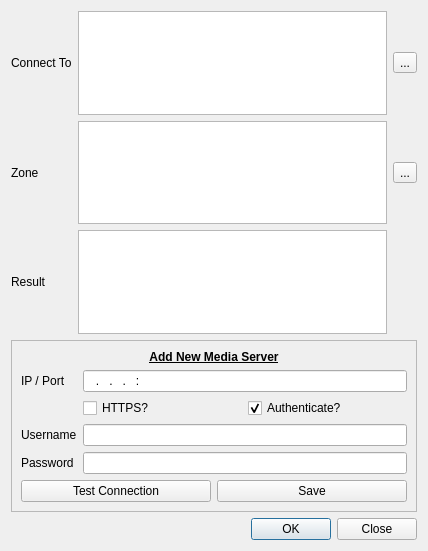
The window that src/main/python/ui/load_zone.ui (3ll3d00d/beqdesigner) describes before a commit, drawn with Qt 5.
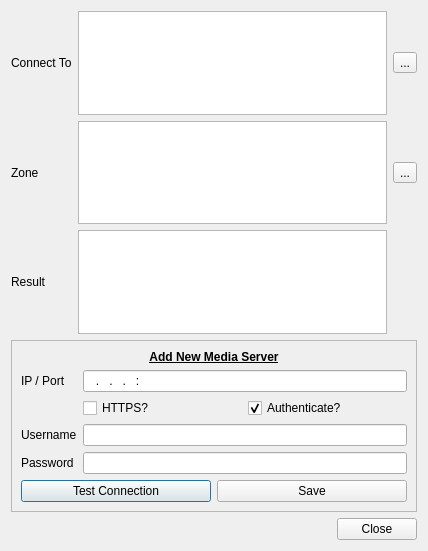
The same window after the commit.

What changed in the file:
```diff
--- a/src/main/python/ui/load_zone.ui
+++ b/src/main/python/ui/load_zone.ui
@@ -141,7 +141,7 @@
       <enum>Qt::Horizontal</enum>
      </property>
      <property name="standardButtons">
-      <set>QDialogButtonBox::Close|QDialogButtonBox::Ok</set>
+      <set>QDialogButtonBox::Close</set>
      </property>
     </widget>
    </item>
```
